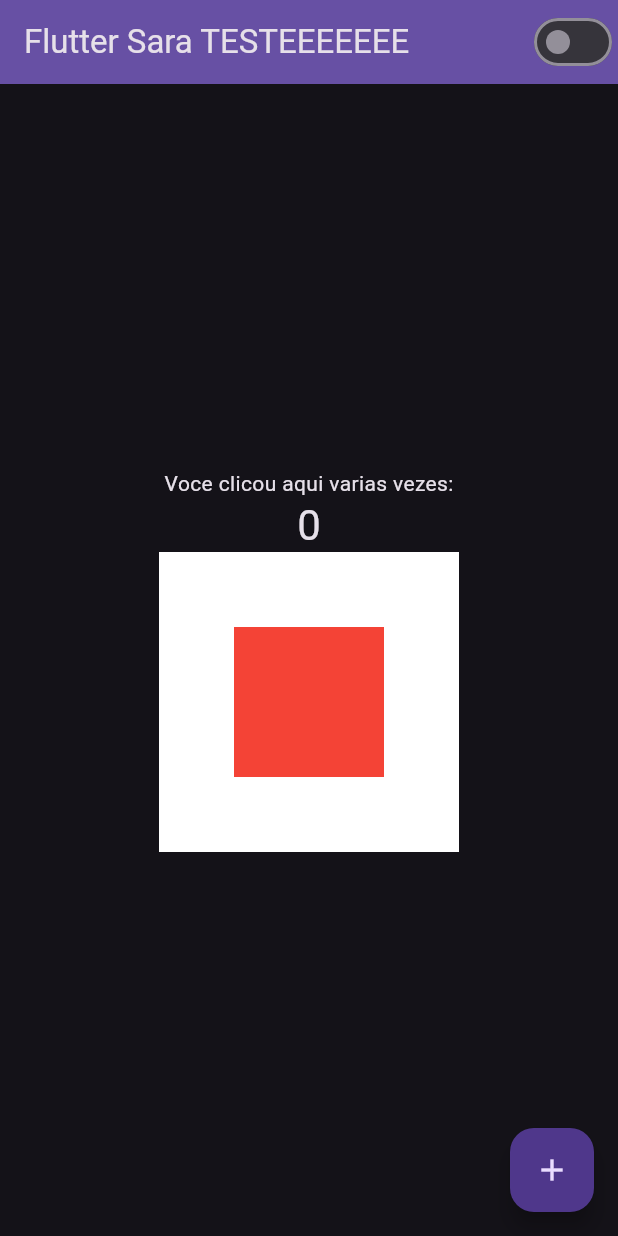
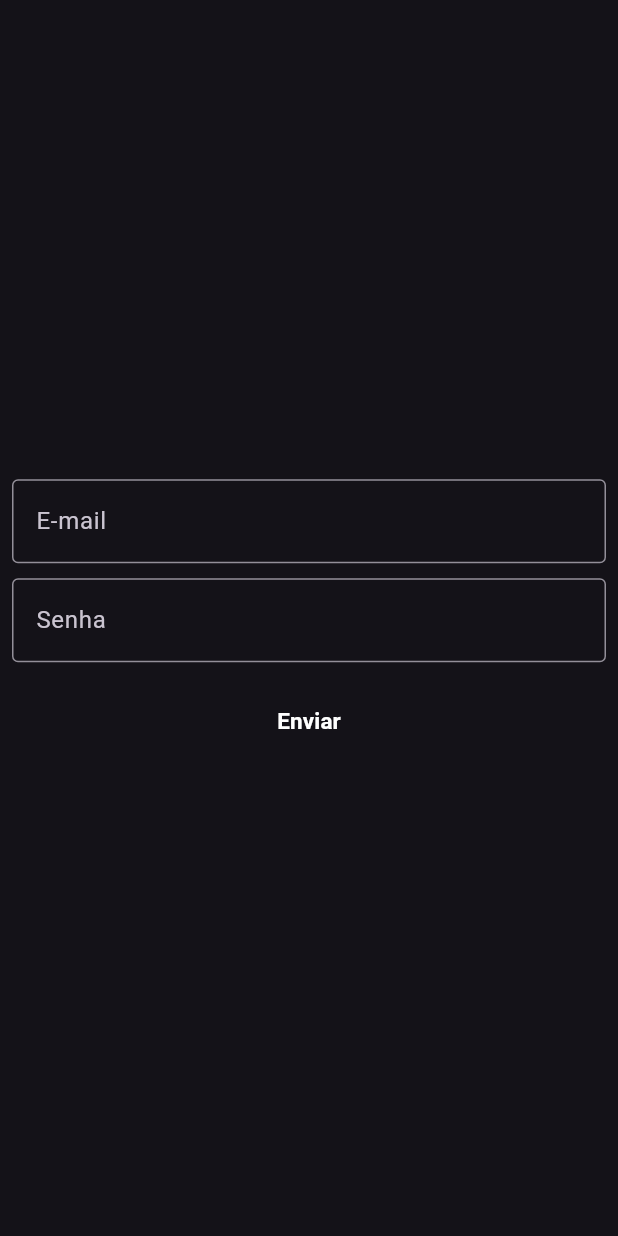
Before and after one commit to SaraTuma/Flutter-Apps-Practices, a Flutter app: the screen it shows after launch, on a phone screen of 412 x 824 dp. Run offline on Flutter 3.47's test engine with Material 3 defaults, Android fonts, the phone set to English and light mode, and no system bars.

Commit message:
Login page created and Manual Navigation Added on button -enviar-

```diff
--- a/lib/home_page.dart
+++ b/lib/home_page.dart
@@ -1,5 +1,6 @@
 import 'package:flutter/material.dart';
 import 'package:roll_rice_app/components/switch.dart';
+
 
 class MyHomePage extends StatefulWidget {
   const MyHomePage({super.key, required this.title});
@@ -31,6 +32,7 @@ class _MyHomePageState extends State<MyHomePage> {
         child: Column(
           mainAxisAlignment: MainAxisAlignment.center,
           children: <Widget>[
+
             const Text(
               'Voce clicou aqui varias vezes:',
             ),
--- /dev/null
+++ b/lib/login.dart
@@ -0,0 +1,75 @@
+import 'package:flutter/material.dart';
+import 'package:roll_rice_app/home_page.dart';
+
+class LoginPage extends StatefulWidget {
+  const LoginPage({super.key});
+
+  @override
+  State<LoginPage> createState() => _LoginPageState();
+}
+
+class _LoginPageState extends State<LoginPage> {
+  String email = '';
+  String senha = '';
+
+  @override
+  Widget build(BuildContext context) {
+    return Scaffold(
+      body: SingleChildScrollView(
+        child: SizedBox(
+          width: MediaQuery.of(context).size.width,
+          height: MediaQuery.of(context).size.height,
+          child: Padding(
+            padding: const EdgeInsets.all(8.0),
+            child: Column(
+              mainAxisAlignment: MainAxisAlignment.center,
+              children: [
+                TextField(
+                  onChanged: (value) {
+                    email = value;
+                  },
+                  keyboardType: TextInputType.emailAddress,
+                  decoration: const InputDecoration(
+                      border: OutlineInputBorder(), labelText: 'E-mail'),
+                ),
+                const SizedBox(
+                  height: 10,
+                ),
+                TextField(
+                  onChanged: (value) {
+                    senha = value;
+                  },
+                  obscureText: true,
+                  decoration: const InputDecoration(
+                      border: OutlineInputBorder(), labelText: 'Senha'),
+                ),
+                const SizedBox(
+                  height: 15,
+                ),
+                TextButton(
+                    onPressed: () {
+                      if (email == 'teste@gmail.com' && senha == '123') {
+                        print("Correcto!!");
+                        Navigator.of(context)
+                            .pushReplacement(MaterialPageRoute(builder: (context) =>
+                          MyHomePage(title: "Teste")
+                        ));
+                      } else {
+                        print("Incorrecto!");
+                      }
+                    },
+                    child: const Text(
+                      "Enviar",
+                      style: TextStyle(
+                          fontSize: 15,
+                          fontWeight: FontWeight.bold,
+                          color: Colors.white),
+                    )),
+              ],
+            ),
+          ),
+        ),
+      ),
+    );
+  }
+}
--- a/lib/main.dart
+++ b/lib/main.dart
@@ -1,7 +1,7 @@
-import 'package:flutter/animation.dart';
 import 'package:flutter/material.dart';
 import 'package:roll_rice_app/app_controller.dart';
 import 'package:roll_rice_app/home_page.dart';
+import 'package:roll_rice_app/login.dart';
 
 void main() {
   runApp(const MyApp());
@@ -23,7 +23,8 @@ class MyApp extends StatelessWidget {
                 brightness: AppController.instance.isDarkTheme
                     ? Brightness.light
                     : Brightness.dark),
-            home: const MyHomePage(title: 'Flutter Sara TESTEEEEEEE'),
+            //home: const MyHomePage(title: 'Flutter Sara TESTEEEEEEE'),
+            home: const LoginPage(),
           );
         });
   }
```
